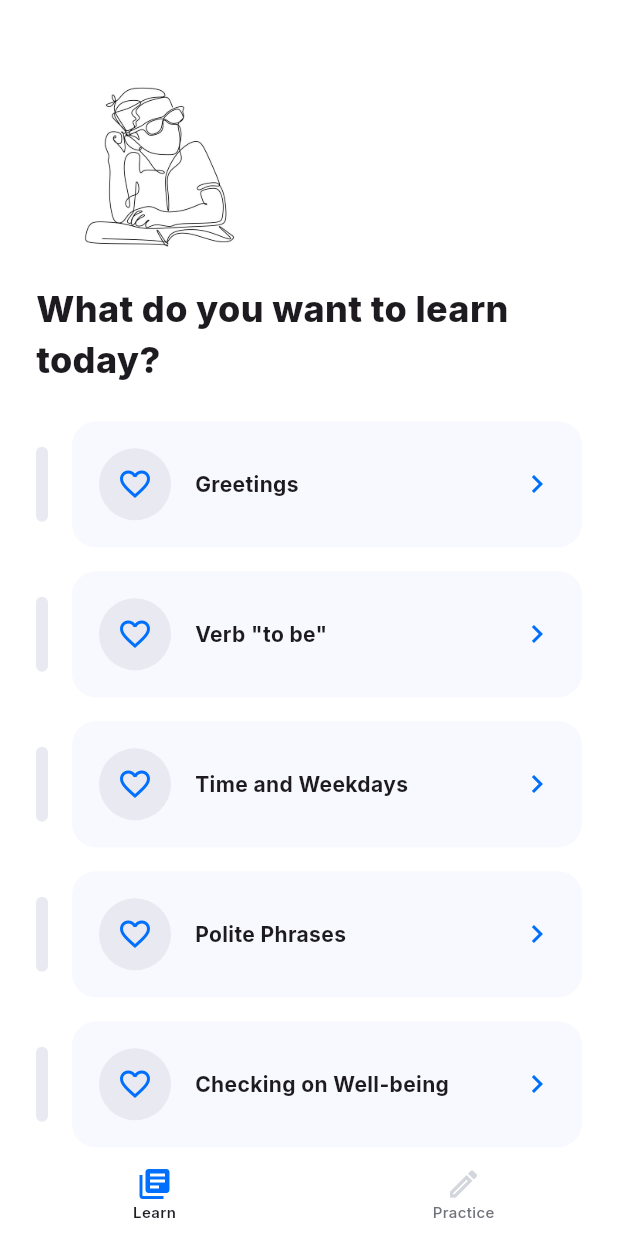
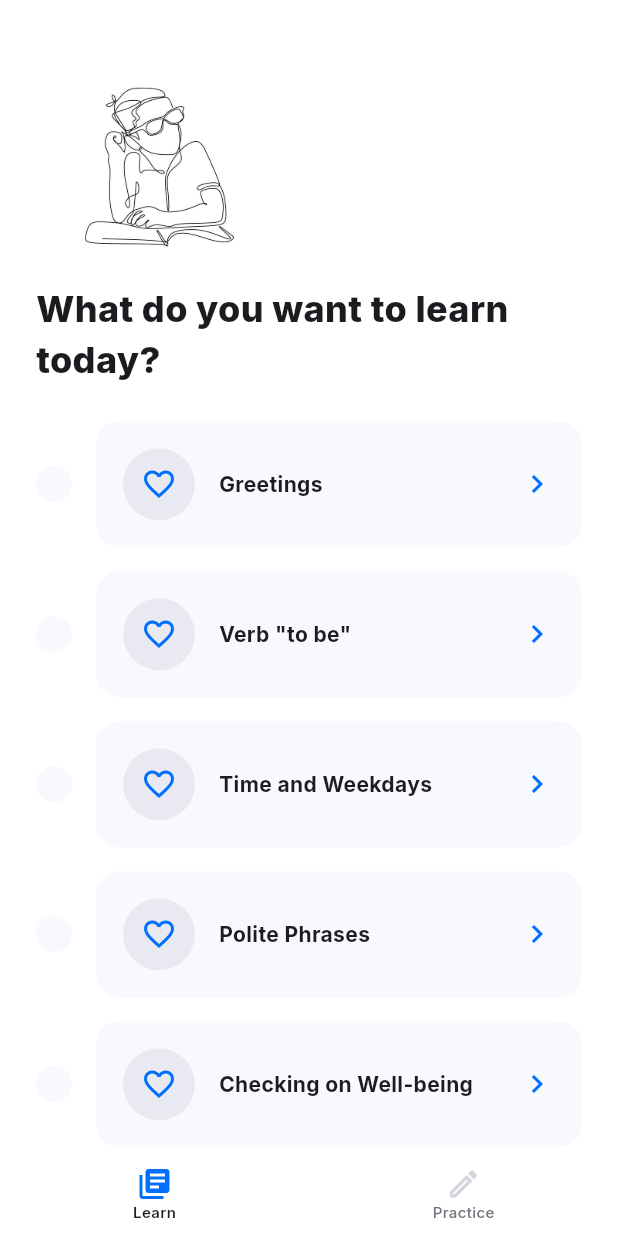
Before and after one commit to gianlucaromeo/finnish-survival, a Flutter app: the screen it shows after launch, on a phone screen of 412 x 824 dp. Run offline on Flutter 3.47's test engine with Material 3 defaults, Android fonts, the phone set to English and light mode, and no system bars; our stand-ins replace get, google_fonts, shared_preferences.

Commit message:
Updated StatusIndicator

```diff
--- a/finnish_survival/lib/modules/common/widgets/status_indicator.dart
+++ b/finnish_survival/lib/modules/common/widgets/status_indicator.dart
@@ -11,15 +11,24 @@ class StatusIndicator extends StatelessWidget {
 
   @override
   Widget build(BuildContext context) {
-    return Container(
-      width: 8.0,
-      height: 50.0,
-      decoration: BoxDecoration(
-        color: isComplete
-            ? AppColors.highlightsDarkest
-            : AppColors.neutralLightMedium,
-        borderRadius: BorderRadius.circular(4.0),
-      ),
+    final isSmallScreen = MediaQuery.sizeOf(context).width < 600;
+    final radius = isSmallScreen ? 12.0 : 16.0;
+
+    if (isComplete) {
+      return CircleAvatar(
+        radius: radius,
+        backgroundColor: AppColors.highlightsDarkest,
+        child: Icon(
+          Icons.check_outlined,
+          color: AppColors.neutralLightLightest,
+          size: radius,
+        ),
+      );
+    }
+
+    return CircleAvatar(
+      backgroundColor: AppColors.neutralLightLight,
+      radius: radius,
     );
   }
 }
--- a/finnish_survival/lib/todos.txt
+++ b/finnish_survival/lib/todos.txt
@@ -3,6 +3,7 @@ Logic
 
 UI/UX
 ✅ Make items fully clickable
+✅ Change status indicator to avoid confusion on the current state
 - Explain how learn works - people get confused
 - Add different solutions for the same question (like "mä", "minä")
 - Re-trigger error when user makes mistakes twice
```
